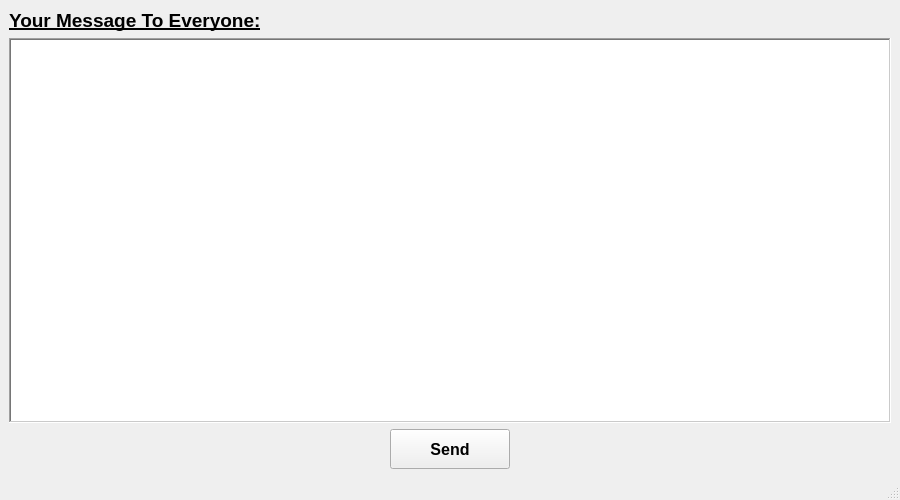
Qt form ui/MessageBox.ui (IvnGenza/EasyJob_39) before a commit.
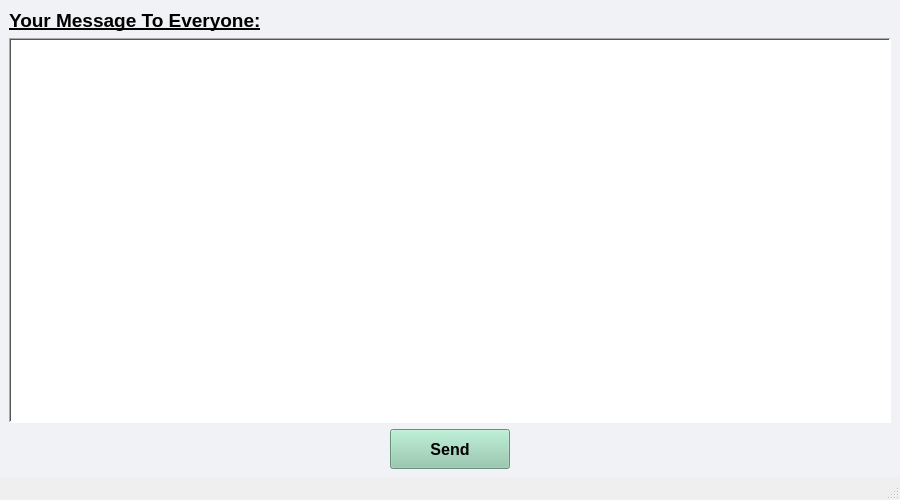
The same form after that commit.

Patch:
```diff
--- a/ui/MessageBox.ui
+++ b/ui/MessageBox.ui
@@ -26,6 +26,9 @@
    <string>MainWindow</string>
   </property>
   <widget class="QWidget" name="centralwidget">
+   <property name="styleSheet">
+    <string notr="true">background-color:#F0F2F5;</string>
+   </property>
    <layout class="QVBoxLayout" name="verticalLayout">
     <item>
      <layout class="QHBoxLayout" name="horizontalLayout">
@@ -66,6 +69,9 @@
         <pointsize>12</pointsize>
        </font>
       </property>
+      <property name="styleSheet">
+       <string notr="true">background-color:white;</string>
+      </property>
       <property name="frameShape">
        <enum>QFrame::WinPanel</enum>
       </property>
@@ -97,6 +103,9 @@
           <bold>true</bold>
          </font>
         </property>
+        <property name="styleSheet">
+         <string notr="true">background-color:#90C8AC;</string>
+        </property>
         <property name="text">
          <string>Send</string>
         </property>
```
